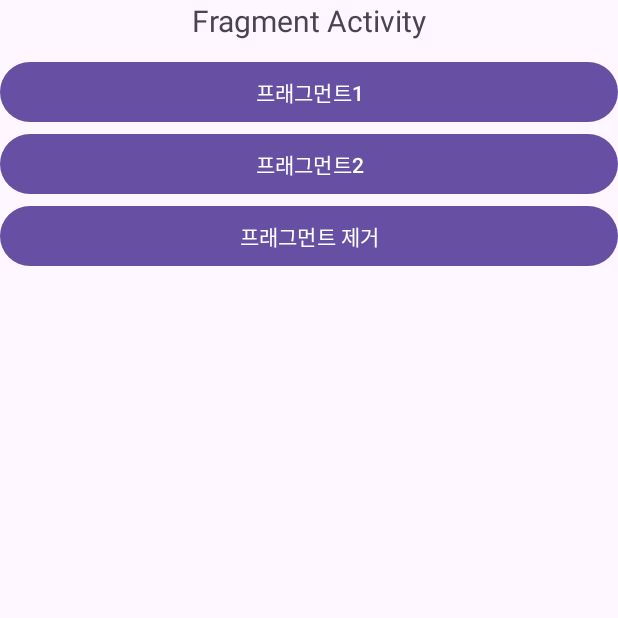
After one commit to moduri/android2, an Android app: the FragmentTestActivity screen opened directly, with no data from a screen before it, on a phone screen of 412 x 824 dp, the top half of it. The commit adds this screen. Run offline under Robolectric (Android 15) with nearby library versions, the phone set to English and light mode, and no system bars.

Commit message:
add fragment

```diff
--- a/app/src/main/AndroidManifest.xml
+++ b/app/src/main/AndroidManifest.xml
@@ -18,7 +18,7 @@
         android:theme="@style/Theme.MyApp2"
         tools:targetApi="31">
         <activity
-            android:name=".ShortsActivity"
+            android:name=".FragmentTestActivity"
             android:exported="false" />
         <activity
             android:name=".ServiceTestActivity"
--- /dev/null
+++ b/app/src/main/java/com/dhprac/myapp2/FragmentTestActivity.java
@@ -0,0 +1,84 @@
+package com.dhprac.myapp2;
+
+import androidx.appcompat.app.AppCompatActivity;
+import androidx.fragment.app.FragmentManager;
+import androidx.fragment.app.FragmentTransaction;
+
+import android.os.Bundle;
+import android.view.View;
+import android.widget.Button;
+
+public class FragmentTestActivity extends AppCompatActivity {
+
+    TestFragment testFragment;
+    TestFragment2 testFragment2;
+    Button fragment1Btn;
+    Button fragment2Btn;
+    Button fragmentDeleteBtn;
+
+    @Override
+    protected void onCreate(Bundle savedInstanceState) {
+        super.onCreate(savedInstanceState);
+        setContentView(R.layout.activity_fragment_test);
+
+        fragment1Btn = findViewById(R.id.btn_fragment1);
+        fragment2Btn = findViewById(R.id.btn_fragment2);
+        fragmentDeleteBtn = findViewById(R.id.btn_fragment_delete);
+
+        fragment1Btn.setOnClickListener(new Fragment1ClickListener());
+        fragment2Btn.setOnClickListener(new Fragment2ClickListener());
+        fragmentDeleteBtn.setOnClickListener(new FragmentDeleteClickListener());
+    }
+
+    class Fragment1ClickListener implements View.OnClickListener {
+        @Override
+        public void onClick(View v) {
+            testFragment = new TestFragment();
+
+            // 관리자를 가져옴
+            FragmentManager fragmentManager = getSupportFragmentManager();
+            // 프래그먼트를 설정
+            FragmentTransaction transaction = fragmentManager.beginTransaction();
+
+            transaction.replace(R.id.fcv_fragment, testFragment);
+            transaction.addToBackStack(null);
+
+            transaction.commit();
+
+        }
+    }
+
+    class Fragment2ClickListener implements View.OnClickListener {
+        @Override
+        public void onClick(View v) {
+            testFragment2 = TestFragment2.newInstance();
+
+            // 관리자를 가져옴
+            FragmentManager fragmentManager = getSupportFragmentManager();
+            // 프래그먼트를 설정
+            FragmentTransaction transaction = fragmentManager.beginTransaction();
+
+            transaction.replace(R.id.fcv_fragment, testFragment2);
+            transaction.addToBackStack(null);
+
+            transaction.commit();
+
+        }
+    }
+
+    class FragmentDeleteClickListener implements View.OnClickListener {
+        @Override
+        public void onClick(View v) {
+            FragmentManager fragmentManager = getSupportFragmentManager();
+            // 현재 BackStack에 담겨있는 Fragment의 수를 가져옴
+            int count = fragmentManager.getBackStackEntryCount();
+
+            // BackStack에 하나라도 있으면 pop 아니면 finish
+            if (count > 0) {
+                fragmentManager.popBackStack();
+            } else {
+                finish();
+            }
+        }
+    }
+}
--- /dev/null
+++ b/app/src/main/res/layout/activity_fragment_test.xml
@@ -0,0 +1,41 @@
+<?xml version="1.0" encoding="utf-8"?>
+<LinearLayout
+    xmlns:android="http://schemas.android.com/apk/res/android"
+    xmlns:tools="http://schemas.android.com/tools"
+    android:layout_width="match_parent"
+    android:layout_height="match_parent"
+    android:orientation="vertical"
+    tools:context=".FragmentTestActivity">
+
+    <TextView
+        android:layout_width="match_parent"
+        android:layout_height="wrap_content"
+        android:textAlignment="center"
+        android:textSize="20sp"
+        android:layout_marginBottom="10dp"
+        android:text="Fragment Activity" />
+
+    <Button
+        android:id="@+id/btn_fragment1"
+        android:layout_width="match_parent"
+        android:layout_height="wrap_content"
+        android:text="프래그먼트1"/>
+
+    <Button
+        android:id="@+id/btn_fragment2"
+        android:layout_width="match_parent"
+        android:layout_height="wrap_content"
+        android:text="프래그먼트2"/>
+
+    <Button
+        android:id="@+id/btn_fragment_delete"
+        android:layout_width="match_parent"
+        android:layout_height="wrap_content"
+        android:text="프래그먼트 제거"/>
+
+    <androidx.fragment.app.FragmentContainerView
+        android:id="@+id/fcv_fragment"
+        android:layout_width="match_parent"
+        android:layout_height="wrap_content"/>
+
+</LinearLayout>
--- a/app/src/main/res/layout/activity_main.xml
+++ b/app/src/main/res/layout/activity_main.xml
@@ -43,10 +43,11 @@
         android:text="서비스 테스트 액티비티로"/>
 
     <Button
-        android:id="@+id/btn_shorts"
+        android:id="@+id/btn_fragment"
         android:layout_width="match_parent"
         android:layout_height="wrap_content"
         android:layout_marginTop="30dp"
-        android:text="쇼츠"/>
+        android:text="Fragment Activity"/>
+
 
 </LinearLayout>
--- a/app/src/main/res/values/strings.xml
+++ b/app/src/main/res/values/strings.xml
@@ -1,3 +1,5 @@
 <resources>
     <string name="app_name">내앱</string>
+    <!-- TODO: Remove or change this placeholder text -->
+    <string name="hello_blank_fragment">Hello blank fragment</string>
 </resources>
```
Also changed, not shown: app/src/main/java/com/dhprac/myapp2/MainActivity.java (+4 -4 lines), app/src/main/java/com/dhprac/myapp2/ShortsActivity.java (deleted, +0 -20 lines), app/src/main/java/com/dhprac/myapp2/TestFragment.java (added, +73 -0 lines), app/src/main/java/com/dhprac/myapp2/TestFragment2.java (added, +58 -0 lines), app/src/main/res/layout/activity_shorts.xml (deleted, +0 -9 lines), app/src/main/res/layout/fragment_test.xml (added, +17 -0 lines), app/src/main/res/layout/fragment_test2.xml (added, +16 -0 lines).
